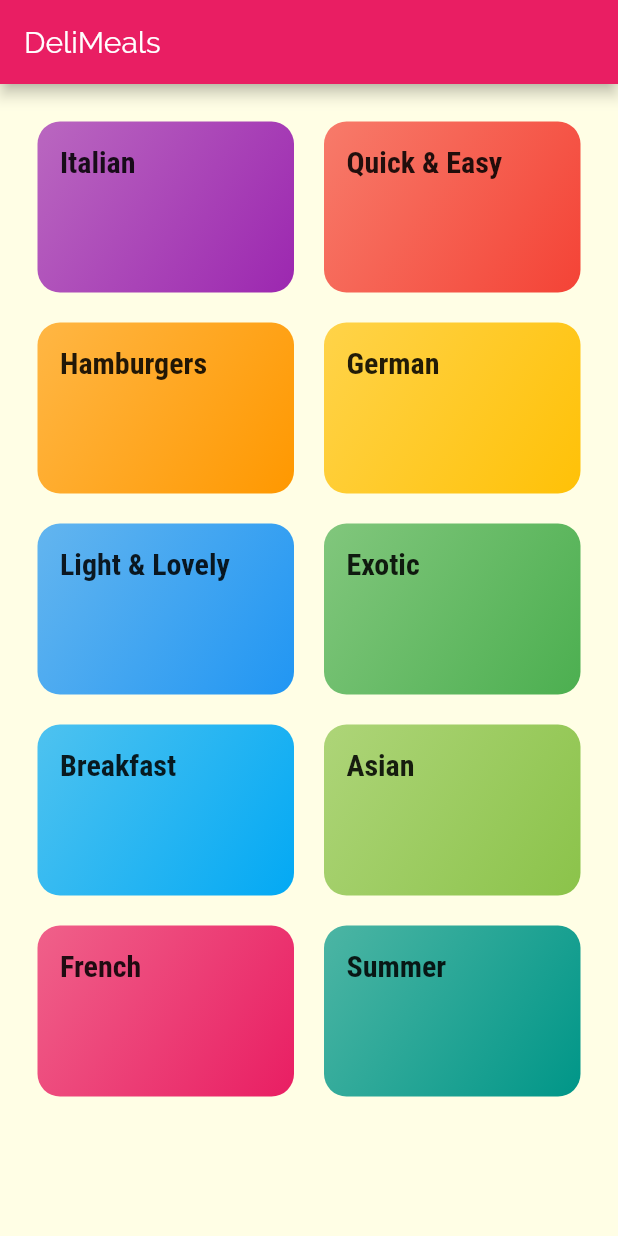
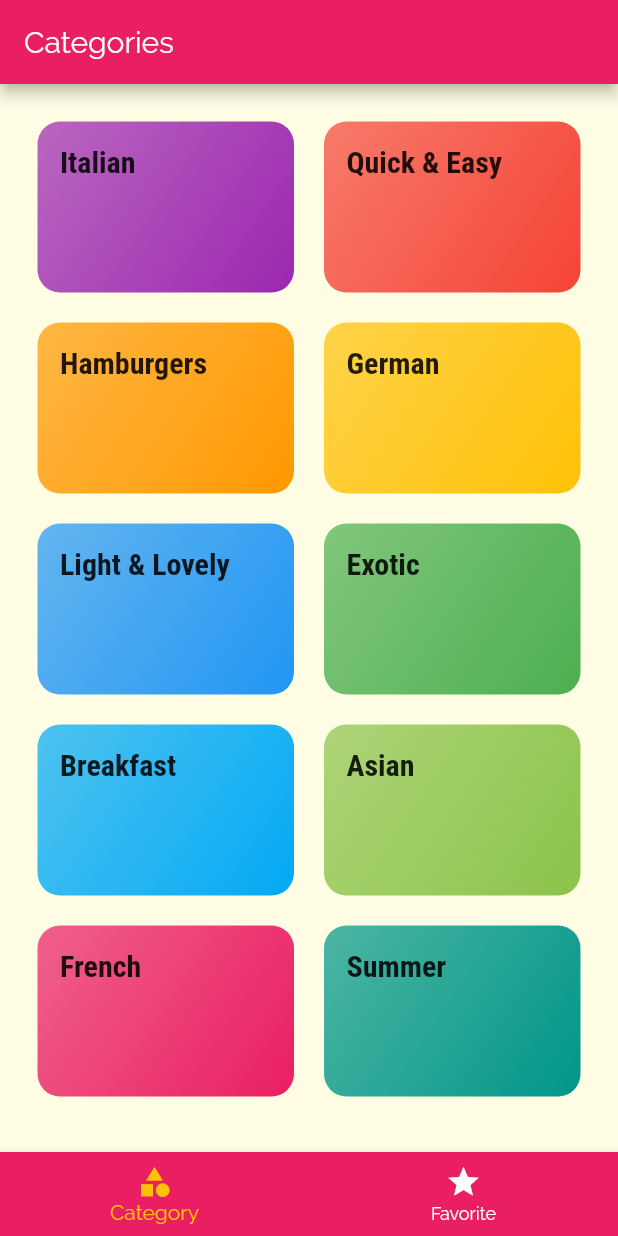
Before and after one commit to lhamycodes/flutter_meal_app, a Flutter app: the screen it shows after launch, on a phone screen of 412 x 824 dp. Run offline on Flutter 3.47's test engine with Material 2 defaults, Android fonts, the phone set to English and light mode, and no system bars.

```diff
--- a/lib/main.dart
+++ b/lib/main.dart
@@ -1,9 +1,9 @@
 import 'package:flutter/cupertino.dart';
 import 'package:flutter/material.dart';
 
+import './screens/tabs_screen.dart';
 import './screens/meal_detail_screen.dart';
 import './screens/category_meals_screen.dart';
-import './screens/categories_screen.dart';
 
 void main() => runApp(MyApp());
 
@@ -35,12 +35,12 @@ class MyApp extends StatelessWidget {
       // home: CategoriesScreen(),
       // initialRoute: '/',
       routes: {
-        '/' : (ctx) => CategoriesScreen(),
+        '/' : (ctx) => TabsScreen(),
         CategoryMealsScreen.routeName : (ctx) => CategoryMealsScreen(),
         MealDetailScreen.routeName : (ctx) => MealDetailScreen(),
       },
       onUnknownRoute: (settings) {
-        return MaterialPageRoute(builder: (ctx) => CategoriesScreen());
+        return MaterialPageRoute(builder: (ctx) => TabsScreen());
       },
     );
   }
--- a/lib/screens/categories_screen.dart
+++ b/lib/screens/categories_screen.dart
@@ -6,11 +6,7 @@ import '../widgets/category_item.dart';
 class CategoriesScreen extends StatelessWidget {
   @override
   Widget build(BuildContext context) {
-    return Scaffold(
-      appBar: AppBar(
-        title: const Text('DeliMeals'),
-      ),
-      body: GridView(
+    return GridView(
       padding: const EdgeInsets.all(25),
       children: DUMMY_CATEGORIES.map((cat) {
         return CategoryItem(
@@ -25,7 +21,6 @@ class CategoriesScreen extends StatelessWidget {
         crossAxisSpacing: 20,
         mainAxisSpacing: 20,
       ),
-      ),
     );
   }
 }
--- /dev/null
+++ b/lib/screens/favorites_screen.dart
@@ -0,0 +1,10 @@
+import 'package:flutter/material.dart';
+
+class FavoritesScreen extends StatelessWidget {
+  @override
+  Widget build(BuildContext context) {
+    return Center(
+      child: Text('Favorite Screen'),
+    );
+  }
+}
--- a/lib/screens/meal_detail_screen.dart
+++ b/lib/screens/meal_detail_screen.dart
@@ -25,7 +25,7 @@ class MealDetailScreen extends StatelessWidget {
       margin: EdgeInsets.all(10),
       padding: EdgeInsets.all(10),
       height: 150,
-      width: 300,
+      width: double.infinity,
       child: child,
     );
   }
--- /dev/null
+++ b/lib/screens/tabs_screen.dart
@@ -0,0 +1,56 @@
+import 'package:flutter/material.dart';
+import '../screens/categories_screen.dart';
+import '../screens/favorites_screen.dart';
+
+class TabsScreen extends StatefulWidget {
+  @override
+  _TabsScreenState createState() => _TabsScreenState();
+}
+
+class _TabsScreenState extends State<TabsScreen> {
+  List<Map<String, Object>> _pages = [
+    {
+      'page': CategoriesScreen(),
+      'title': 'Categories',
+    },
+    {
+      'page': FavoritesScreen(),
+      'title': 'Your Favorite',
+    },
+  ];
+
+  int _selectedPageIndex = 0;
+
+  void _selectPage(int index) {
+    setState(() {
+      _selectedPageIndex = index;
+    });
+  }
+
+  @override
+  Widget build(BuildContext context) {
+    return Scaffold(
+      appBar: AppBar(
+        title: Text(_pages[_selectedPageIndex]['title']),
+      ),
+      body: _pages[_selectedPageIndex]['page'],
+      bottomNavigationBar: BottomNavigationBar(
+        onTap: _selectPage,
+        backgroundColor: Theme.of(context).primaryColor,
+        unselectedItemColor: Colors.white,
+        selectedItemColor: Theme.of(context).accentColor,
+        currentIndex: _selectedPageIndex,
+        items: [
+          BottomNavigationBarItem(
+            icon: Icon(Icons.category),
+            title: Text("Category"),
+          ),
+          BottomNavigationBarItem(
+            icon: Icon(Icons.star),
+            title: Text("Favorite"),
+          ),
+        ],
+      ),
+    );
+  }
+}
```
Lines whose indentation alone changed are shown as unchanged.
